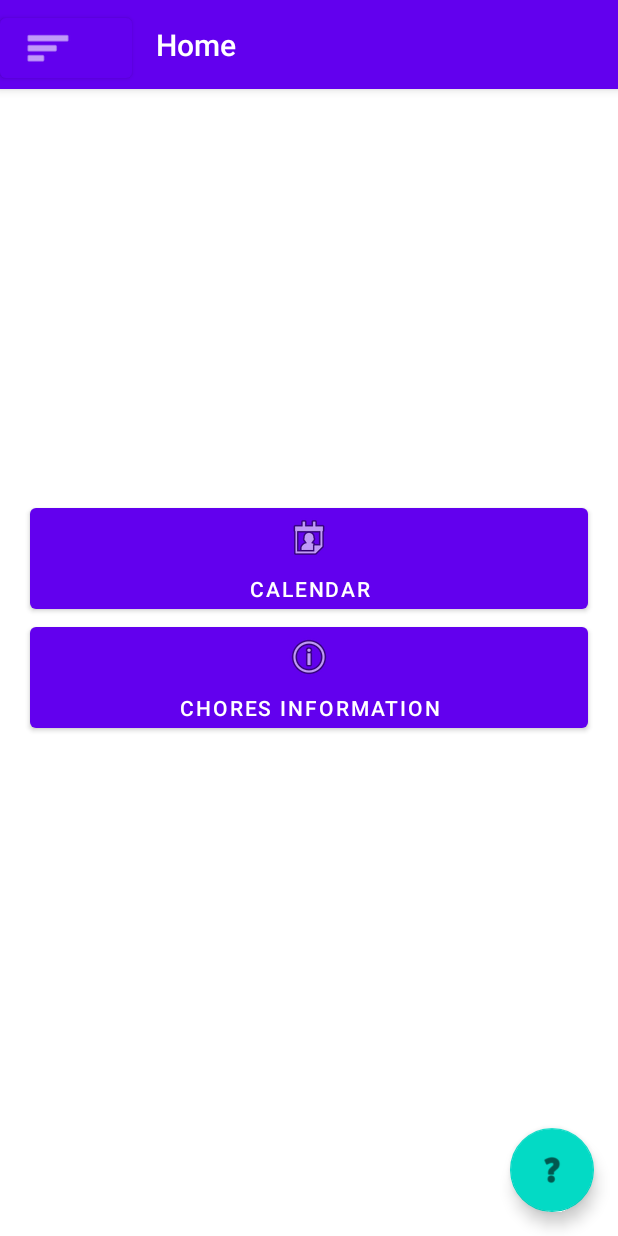
After one commit to gabrysera/ChoresApp, an Android app: the MainPage screen opened directly, with no data from a screen before it, on a phone screen of 412 x 824 dp. The commit adds this screen. Run offline under Robolectric (Android 15) with nearby library versions, the phone set to English and light mode, and no system bars; our stand-ins replace navigation-ui.

Commit message:
I made a main page and I try to let it open a navigation drawer when the upper left button is pressed, but I just can't seem to figure it out. Everytime I run it now, I get an error when I press that button. Do you see what's going wrong? The app also crashes when I try to add an event or show the events on a certain day, but it could just be me.

```diff
--- a/app/src/main/AndroidManifest.xml
+++ b/app/src/main/AndroidManifest.xml
@@ -10,8 +10,8 @@
         android:supportsRtl="true"
         android:theme="@style/Theme.All_Chores">
         <activity
-            android:name=".MainActivity"
-            android:label="@string/app_name"
+            android:name=".MainPage"
+            android:label="Home"
             android:theme="@style/Theme.All_Chores.NoActionBar">
             <intent-filter>
                 <action android:name="android.intent.action.MAIN" />
--- a/app/src/main/java/com/example/all_chores/CalendarActivity.java
+++ b/app/src/main/java/com/example/all_chores/CalendarActivity.java
@@ -35,7 +35,7 @@ public class CalendarActivity extends AppCompatActivity {
         back.setOnClickListener(new View.OnClickListener() {
             @Override
             public void onClick(View v) {
-                Intent intent = new Intent(CalendarActivity.this, MainActivity.class);
+                Intent intent = new Intent(CalendarActivity.this, MainPage.class);
                 startActivity(intent);
             }
         });
--- a/app/src/main/java/com/example/all_chores/ChoresInformation.java
+++ b/app/src/main/java/com/example/all_chores/ChoresInformation.java
@@ -44,7 +44,7 @@ public class ChoresInformation extends AppCompatActivity {
         back.setOnClickListener(new View.OnClickListener() {
             @Override
             public void onClick(View v) {
-                Intent intent = new Intent(ChoresInformation.this, MainActivity.class);
+                Intent intent = new Intent(ChoresInformation.this, MainPage.class);
                 startActivity(intent);
             }
         });
--- /dev/null
+++ b/app/src/main/java/com/example/all_chores/MainPage.java
@@ -0,0 +1,78 @@
+package com.example.all_chores;
+
+import android.annotation.SuppressLint;
+import android.content.Intent;
+import android.os.Bundle;
+import android.view.Gravity;
+import android.view.MenuItem;
+import android.view.View;
+import android.widget.Button;
+
+import androidx.annotation.NonNull;
+import androidx.appcompat.app.ActionBarDrawerToggle;
+import androidx.appcompat.app.AppCompatActivity;
+import androidx.core.view.GravityCompat;
+import androidx.drawerlayout.widget.DrawerLayout;
+import androidx.navigation.NavController;
+import androidx.navigation.fragment.NavHostFragment;
+import androidx.navigation.ui.AppBarConfiguration;
+import androidx.navigation.ui.NavigationUI;
+import androidx.viewpager.widget.ViewPager;
+
+import com.google.android.material.floatingactionbutton.FloatingActionButton;
+import com.google.android.material.navigation.NavigationView;
+import com.google.android.material.snackbar.Snackbar;
+
+public class MainPage extends AppCompatActivity {
+
+        DrawerLayout drawerLayout;
+
+        @Override
+        protected void onCreate(Bundle savedInstanceState) {
+            super.onCreate(savedInstanceState);
+            setContentView(R.layout.main_page);
+
+            //ViewPager viewPager = findViewById(R.id.view_pager);
+
+            //viewPager.setAdapter(R.id.main_content);
+
+            drawerLayout = findViewById(R.id.drawer_layout);
+
+            Button exit = findViewById(R.id.exit);
+            exit.setOnClickListener(new View.OnClickListener() {
+                @Override
+                public void onClick(View v) {
+                    drawerLayout.openDrawer(GravityCompat.START);
+                }
+            });
+
+            Button calendar = findViewById(R.id.btn_calender);
+            calendar.setOnClickListener(new View.OnClickListener() {
+                @Override
+                public void onClick(View v) {
+                    Intent intent = new Intent(MainPage.this, CalendarActivity.class);
+                    startActivity(intent);
+                }
+            });
+
+            Button info = findViewById(R.id.btn_information);
+            info.setOnClickListener(new View.OnClickListener() {
+                @Override
+                public void onClick(View v) {
+                    Intent intent = new Intent(MainPage.this, ChoresInformation.class);
+                    startActivity(intent);
+                }
+            });
+
+            FloatingActionButton fab = findViewById(R.id.fab);
+
+            fab.setOnClickListener(new View.OnClickListener() {
+                @Override
+                public void onClick(View view) {
+                    Snackbar.make(view, "You can view the calendar or information about house chores." +
+                            "A menu opens using the top left button.", Snackbar.LENGTH_LONG)
+                            .setAction("Action", null).show();
+                }
+            });
+        }
+}
--- /dev/null
+++ b/app/src/main/res/layout/main_content.xml
@@ -0,0 +1,28 @@
+<?xml version="1.0" encoding="utf-8"?>
+<LinearLayout xmlns:android="http://schemas.android.com/apk/res/android"
+    android:layout_width="fill_parent"
+    android:layout_height="fill_parent"
+    android:orientation="vertical"
+    android:gravity="center">
+
+    <Button
+        android:id="@+id/btn_calender"
+        android:layout_width="fill_parent"
+        android:layout_height="wrap_content"
+        android:layout_gravity="left"
+        android:layout_marginLeft="20dp"
+        android:layout_marginRight="20dp"
+        android:drawableTop="@android:drawable/ic_menu_my_calendar"
+        android:text="Calendar" />
+
+    <Button
+        android:id="@+id/btn_information"
+        android:layout_width="fill_parent"
+        android:layout_height="wrap_content"
+        android:layout_gravity="left"
+        android:layout_marginLeft="20dp"
+        android:layout_marginRight="20dp"
+        android:drawableTop="@android:drawable/ic_menu_info_details"
+        android:text="Chores Information"/>
+
+</LinearLayout>
--- /dev/null
+++ b/app/src/main/res/layout/main_page.xml
@@ -0,0 +1,62 @@
+<?xml version="1.0" encoding="utf-8"?>
+<androidx.coordinatorlayout.widget.CoordinatorLayout
+    xmlns:android="http://schemas.android.com/apk/res/android"
+    xmlns:app="http://schemas.android.com/apk/res-auto"
+    xmlns:tools="http://schemas.android.com/tools"
+    android:layout_width="match_parent"
+    android:layout_height="match_parent"
+    tools:context=".MainPage"
+    android:id="@+id/main_page">
+
+    <com.google.android.material.appbar.AppBarLayout
+
+        android:layout_width="match_parent"
+        android:layout_height="wrap_content"
+        android:theme="@style/Theme.All_Chores.AppBarOverlay">
+
+        <LinearLayout
+            android:layout_width="wrap_content"
+            android:layout_height="wrap_content">
+
+            <Button
+                android:id="@+id/exit"
+                android:layout_width="wrap_content"
+                android:layout_height="wrap_content"
+                android:shadowColor="#FFFFFF"
+                android:textColor="@color/white"
+                android:textColorHighlight="@color/white"
+                android:textColorHint="@color/white"
+                android:textColorLink="@color/white"
+                app:icon="@android:drawable/ic_menu_sort_by_size"
+                app:iconTint="@color/white"
+                app:rippleColor="@color/white"
+                app:strokeColor="#FFFFFF" />
+
+            <TextView
+                android:id="@+id/title"
+                android:layout_width="wrap_content"
+                android:layout_height="wrap_content"
+                android:layout_centerHorizontal="true"
+                android:minHeight="?actionBarSize"
+                android:padding="@dimen/appbar_padding"
+                android:text="Home"
+                android:textAppearance="@style/TextAppearance.Widget.AppCompat.Toolbar.Title" />
+        </LinearLayout>
+    </com.google.android.material.appbar.AppBarLayout>
+
+    <include layout="@layout/main_content"></include>
+
+    <androidx.viewpager.widget.ViewPager
+        android:id="@+id/view_pager"
+        android:layout_width="match_parent"
+        android:layout_height="match_parent"
+        app:layout_behavior="@string/appbar_scrolling_view_behavior" />
+
+    <com.google.android.material.floatingactionbutton.FloatingActionButton
+        android:id="@+id/fab"
+        android:layout_width="wrap_content"
+        android:layout_height="wrap_content"
+        android:layout_gravity="bottom|end"
+        android:layout_margin="@dimen/fab_margin"
+        app:srcCompat="@android:drawable/ic_menu_help" />
+</androidx.coordinatorlayout.widget.CoordinatorLayout>
```
Also changed, not shown: app/src/main/java/com/example/all_chores/MainActivity.java (deleted, +0 -53 lines), app/src/main/res/layout/activity_main.xml (deleted, +0 -24 lines), app/src/main/res/layout/app_bar_main.xml (deleted, +0 -25 lines), app/src/main/res/layout/content_main.xml (deleted, +0 -20 lines), app/src/main/res/layout/navigation_drawer.xml (added, +24 -0 lines), app/src/main/res/menu/main.xml (deleted, +0 -9 lines), app/src/main/res/navigation/mobile_navigation.xml (deleted, +0 -25 lines), 23 other files.
